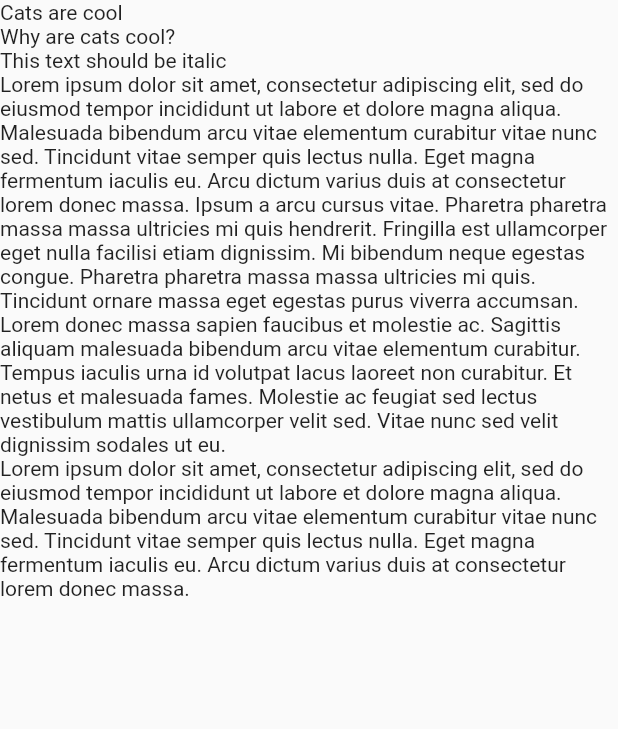
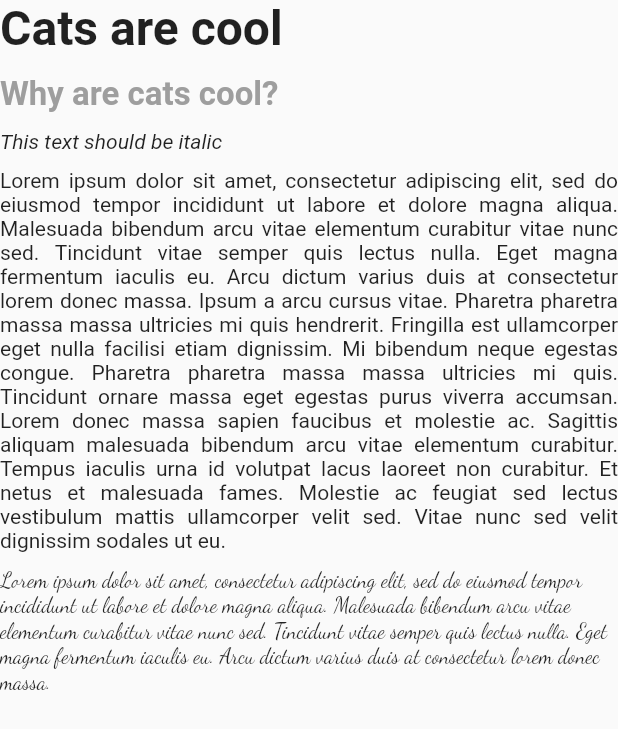
Before and after one commit to club-flutter-blaga/ugly_text, a Flutter app: the ContentPage screen opened directly, on a phone screen of 412 x 824 dp. Shown: the top 729 px of the screen. Run offline on Flutter 3.47's test engine with Material 3 defaults, Android fonts, the phone set to English and light mode, and no system bars; our stand-ins replace google_fonts; missing offline and left inert: storybook_flutter.

Commit message:
Add solution

```diff
--- a/lib/main.dart
+++ b/lib/main.dart
@@ -15,6 +15,7 @@ class MyApp extends StatelessWidget {
   Widget build(BuildContext context) {
     return MaterialApp(
       title: 'Flutter Demo',
+      themeMode: ThemeMode.light,
       theme: ThemeData(
         colorScheme: ColorScheme.fromSeed(seedColor: Colors.deepPurple),
         useMaterial3: false,
--- a/lib/pages/container_page.dart
+++ b/lib/pages/container_page.dart
@@ -13,19 +13,31 @@ class ContainerPage extends StatelessWidget {
             Container(
               height: 300,
               width: 300,
-              color: Colors.amber,
+              decoration: BoxDecoration(
+                borderRadius: BorderRadius.circular(30),
+                color: Colors.blue,
+              ),
               child: const Center(child: Text('A')),
             ),
             Container(
               height: 300,
               width: 300,
-              color: Colors.cyan,
+              decoration: BoxDecoration(
+                borderRadius: BorderRadius.circular(180),
+                color: Colors.yellow,
+              ),
               child: const Center(child: Text('B')),
             ),
             Container(
               height: 300,
               width: 300,
-              color: Colors.red,
+              decoration: BoxDecoration(
+                border: Border.all(
+                  color: Colors.purple,
+                  width: 10,
+                ),
+                color: Colors.red,
+              ),
               child: const Center(child: Text('C')),
             ),
           ],
--- a/lib/pages/content_page.dart
+++ b/lib/pages/content_page.dart
@@ -1,4 +1,5 @@
 import 'package:flutter/material.dart';
+import 'package:google_fonts/google_fonts.dart';
 import 'package:ulgy_text/util/app_string.dart';
 
 class ContentPage extends StatelessWidget {
@@ -6,16 +7,44 @@ class ContentPage extends StatelessWidget {
 
   @override
   Widget build(BuildContext context) {
-    return const SafeArea(
+    return SafeArea(
       child: Scaffold(
         body: Column(
           crossAxisAlignment: CrossAxisAlignment.start,
           children: [
-            Text(AppString.title),
-            Text(AppString.subtitle),
-            Text(AppString.italic),
-            Text(AppString.body),
-            Text(AppString.differentFont),
+            const Text(
+              AppString.title,
+              style: TextStyle(
+                fontSize: 32,
+                fontWeight: FontWeight.bold,
+              ),
+            ),
+            const SizedBox(height: 12),
+            const Text(
+              AppString.subtitle,
+              style: TextStyle(
+                fontSize: 22,
+                fontWeight: FontWeight.bold,
+                color: Colors.grey,
+              ),
+            ),
+            const SizedBox(height: 10),
+            const Text(
+              AppString.italic,
+              style: TextStyle(
+                fontStyle: FontStyle.italic,
+              ),
+            ),
+            const SizedBox(height: 10),
+            const Text(
+              AppString.body,
+              textAlign: TextAlign.justify,
+            ),
+            const SizedBox(height: 10),
+            Text(
+              AppString.differentFont,
+              style: GoogleFonts.dancingScript(),
+            ),
           ],
         ),
       ),
```
